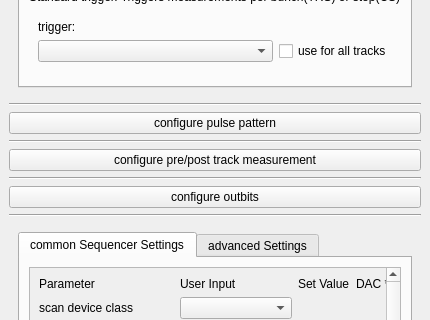
Qt form TildaHost/source/Interface/TrackParUi/Ui_TrackPar.ui (lasersphere/Tilda) before a commit; both pictures show x 0 to 430 and y 97 to 417 of the 430 by 825 pixel window.
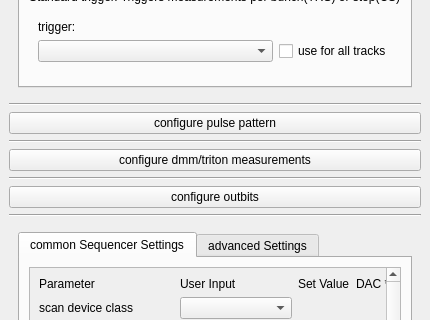
The same form after that commit. Icons and pictures are not drawn.

Commit message: Minor fix: Changed text in KepcoWidget to reflect duringScan settings and changed 'configure pre/post track measurement' to 'configure dmm/triton measurements'.

Patch:
```diff
--- a/TildaHost/source/Interface/TrackParUi/Ui_TrackPar.ui
+++ b/TildaHost/source/Interface/TrackParUi/Ui_TrackPar.ui
@@ -334,7 +334,7 @@
       <item>
        <widget class="QPushButton" name="pushButton_conf_pre_post_tr_meas">
         <property name="text">
-         <string>configure pre/post track measurement</string>
+         <string>configure dmm/triton measurements</string>
         </property>
        </widget>
       </item>
```
The commit also changes 2 other files.
